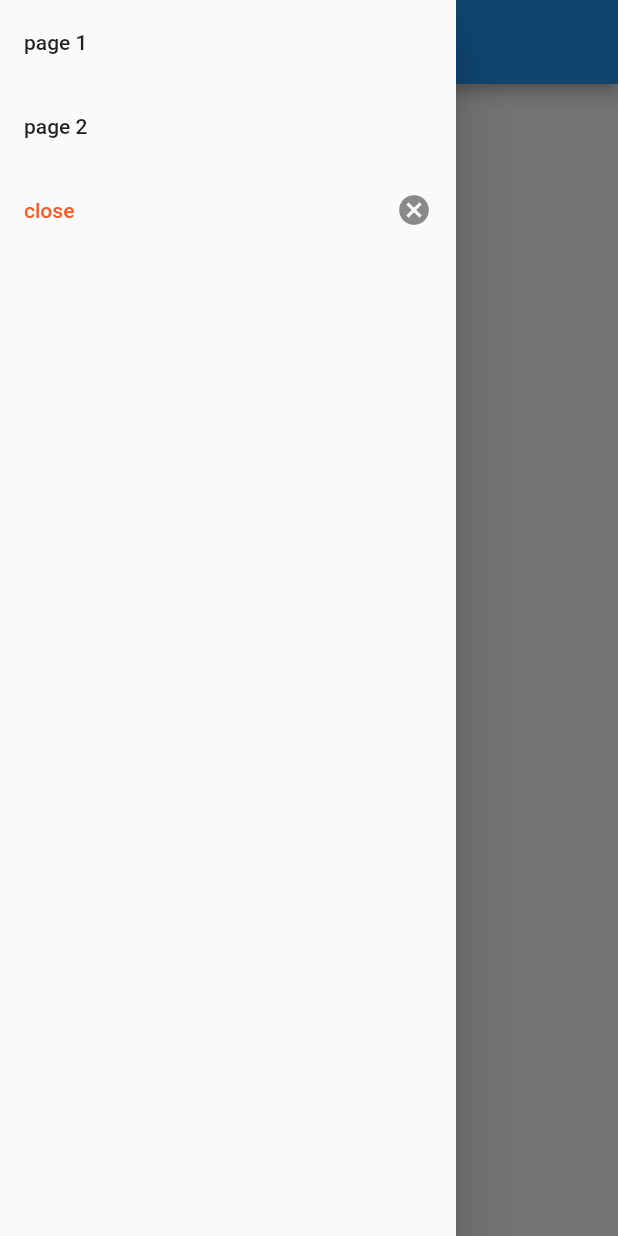
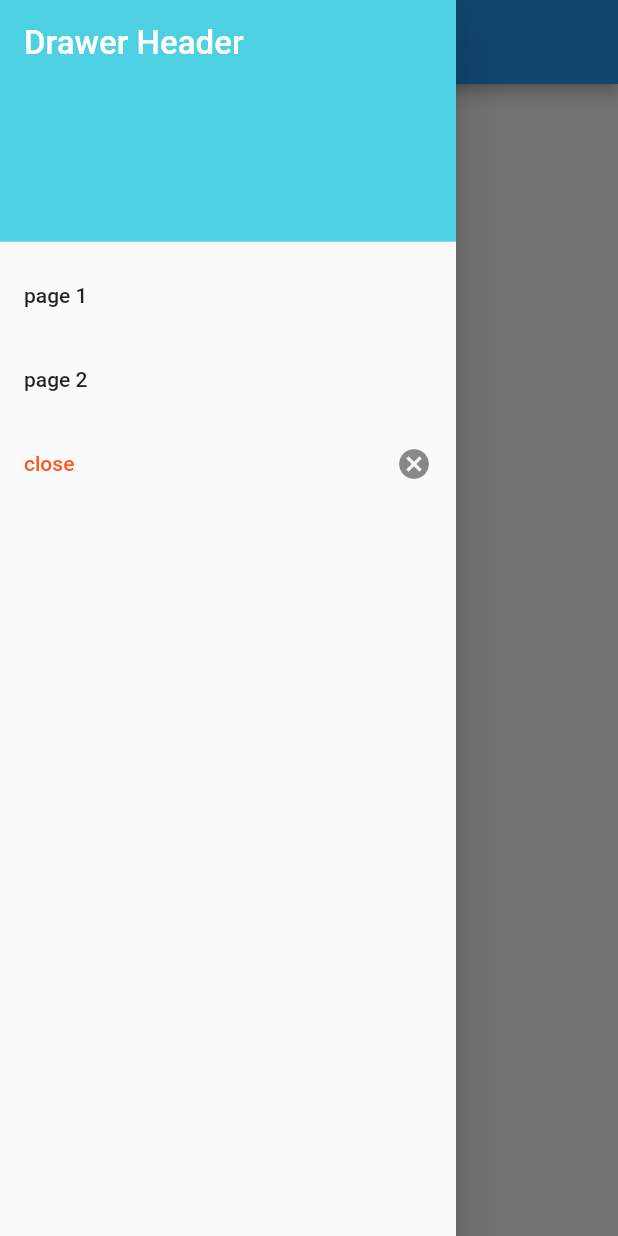
Before and after one commit to KshamaAgrawal/FirstDrawer_flutter, a Flutter app: the screen it shows after launch, with the side drawer open, on a phone screen of 412 x 824 dp. Run offline on Flutter 3.47's test engine with Material 2 defaults, Android fonts, the phone set to English and light mode, and no system bars.

Commit message:
add Drawer Header in Drawer

```diff
--- a/lib/main.dart
+++ b/lib/main.dart
@@ -45,14 +45,14 @@ class MyHomePage extends StatelessWidget {
             //     ),
             //   ),
             // ),
-            // DrawerHeader(
-            //   child: Text(
-            //     'Drawer Header',
-            //     style: TextStyle(color: Colors.white, fontSize: 22),),
-            //   decoration: BoxDecoration(
-            //     color: Colors.cyan[300],
-            //   ),
-            // ),
+            DrawerHeader(
+              child: Text(
+                'Drawer Header',
+                style: TextStyle(color: Colors.white, fontSize: 22),),
+              decoration: BoxDecoration(
+                color: Colors.cyan[300],
+              ),
+            ),
             ListTile(
               title: Text('page 1'),
               // onTap: () {
```
Also changed, not shown: 1 other file.
